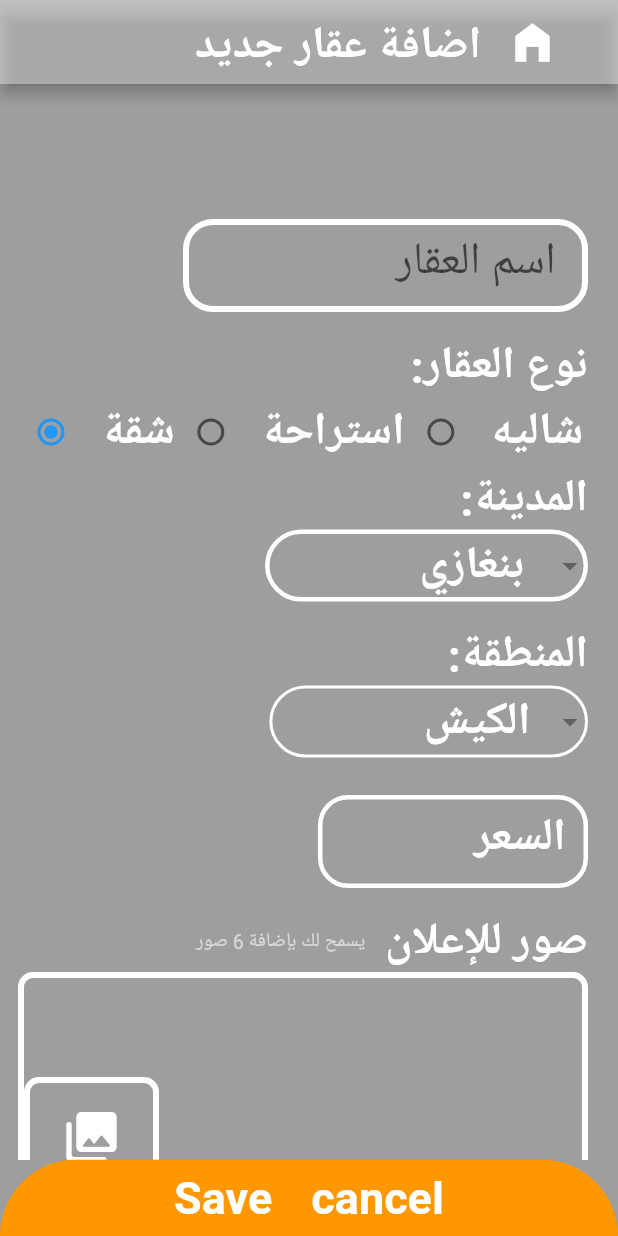
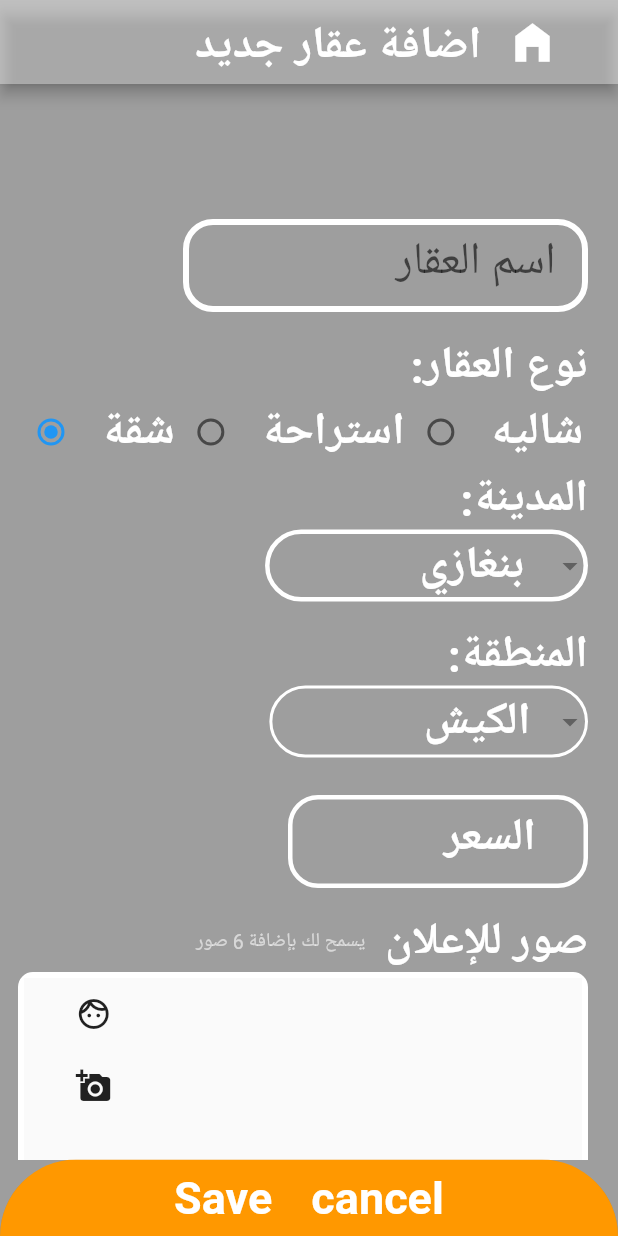
Before and after one commit to nongtr/Lyland, a Flutter app: the addProberty screen opened by its route, after a tap on "Save", after a tap on the "add" icon, on a phone screen of 412 x 824 dp. Run offline on Flutter 3.47's test engine with Material 2 defaults, Android fonts, the phone set to English and light mode, and no system bars; our stand-ins replace cloud_firestore, firebase_auth, firebase_core, firebase_storage, image_picker, table_calendar; accounts and stored records are empty; network calls fail.

Commit message:
photo function

```diff
--- /dev/null
+++ b/lib/Screens/PO/add_probertyImages.dart
@@ -0,0 +1,93 @@
+import 'package:cloud_firestore/cloud_firestore.dart';
+import 'package:flutter/material.dart';
+import 'package:image_picker/image_picker.dart';
+import 'package:firebase_storage/firebase_storage.dart' as firebase_storage;
+import 'package:path/path.dart ' as path;
+import 'dart:io';
+
+class AddImage extends StatefulWidget {
+  AddImage({
+    Key? key,
+  }) : super(
+          key: key,
+        );
+
+  @override
+  State<AddImage> createState() => _AddImageState();
+}
+
+class _AddImageState extends State<AddImage> {
+  // reference for firebase storage
+  late CollectionReference imgRef;
+  late firebase_storage.Reference ref;
+
+  final List<File> image = [];
+  final picker = ImagePicker();
+  AddImage() {
+    this.image;
+  }
+
+  @override
+  Widget build(BuildContext context) {
+    return Scaffold(
+      body: GridView.builder(
+          itemCount: image.length + 1,
+          gridDelegate:
+              SliverGridDelegateWithFixedCrossAxisCount(crossAxisCount: 4),
+          itemBuilder: (context, index) {
+            return index == 0
+                ? Column(
+                    children: [
+                      IconButton(
+                          onPressed: () {
+                            uploadFile();
+                          },
+                          icon: Icon(Icons.face_outlined)),
+                      IconButton(
+                          onPressed: () {
+                            chooseImage();
+                          },
+                          icon: Icon(Icons.add_a_photo)),
+                    ],
+                  )
+                : Container(
+                    margin: EdgeInsets.all(2),
+                    decoration: BoxDecoration(
+                        image: DecorationImage(
+                            image: FileImage(image[index - 1]),
+                            fit: BoxFit.cover)),
+                  );
+          }),
+    );
+  }
+
+  Future chooseImage() async {
+    final pickedFile = await picker.pickImage(source: ImageSource.gallery);
+    setState(() {
+      if (pickedFile != null) {
+        image.add(File(pickedFile.path));
+      }
+    });
+  }
+
+  Future uploadFile() async {
+    for (var img in image) {
+      ref = firebase_storage.FirebaseStorage.instance
+          // create reference for every image in image list
+          .ref()
+          .child('images/${path.basename(img.path)}');
+      // then we gonna make that image have that reference
+      await ref.putFile(img).whenComplete(() async {
+        await ref.getDownloadURL().then((value) {
+          imgRef.add({'url': value});
+        });
+      });
+    }
+  }
+
+  @override
+  void initState() {
+    super.initState();
+    imgRef = FirebaseFirestore.instance.collection('imageURls');
+  }
+}
--- a/lib/Screens/PO/add_proberty_screen.dart
+++ b/lib/Screens/PO/add_proberty_screen.dart
@@ -5,6 +5,9 @@ import 'package:flutter/material.dart';
 import 'package:lyland/constants.dart';
 import 'package:image_picker/image_picker.dart';
 import 'package:firebase_storage/firebase_storage.dart';
+import 'add_probertyImages.dart';
+import 'package:firebase_storage/firebase_storage.dart' as firebase_storage;
+import 'package:path/path.dart ' as path;
 
 class addProberty extends StatefulWidget {
   const addProberty({Key? key}) : super(key: key);
@@ -14,7 +17,12 @@ class addProberty extends StatefulWidget {
 }
 
 class _addProbertyState extends State<addProberty> {
-  final _auth= FirebaseAuth.instance;
+  final _auth = FirebaseAuth.instance;
+
+  late CollectionReference imgRef;
+  late firebase_storage.Reference ref;
+
+  late final List<File> _image;
 
   List<String> _cityList = ['بنغازي', 'طرابلس'];
   String? _selectedCity = 'بنغازي';
@@ -22,10 +30,10 @@ class _addProbertyState extends State<addProberty> {
   String? _selectedArea = 'الكيش';
   final _mainLableControler = TextEditingController();
   final _priceControler = TextEditingController();
+  final _descriptionController = TextEditingController();
   int _probertyType = 1;
 
-String imageUrl='';
-
+  String imageUrl = '';
 
   @override
   Widget build(BuildContext context) {
@@ -240,49 +248,43 @@ String imageUrl='';
                       Column(
                         children: [],
                       ),
-                  Container(
-                      decoration: BoxDecoration(
-                          borderRadius: BorderRadius.all(Radius.circular(10)),
-                          color: Colors.white.withOpacity(0),
-                          border: Border.all(width: 4, color: Colors.white)),
-                      width: 90,
-                      height: 80,
-                      child: IconButton(
-                          onPressed: () async {
-                            ImagePicker imagePicker = ImagePicker();
-                            XFile? file = await imagePicker.pickImage(
-                                source: ImageSource.gallery);
-                            // note :file cannot be null =>
-
-                            print('${file?.path}');
-
-                            String uniqueFileName =
-                            DateTime.now().microsecondsSinceEpoch.toString();
-                            //reference to storage root
-                            Reference referenceRoot = FirebaseStorage.instance.ref();
-                            Reference referenceDirImage = referenceRoot.child('images');
-
-                            //create a reference for the image to be stored
-                            Reference referenceImageToUpload =
-                            referenceDirImage.child(uniqueFileName);
-
-                            await referenceImageToUpload.putFile(File(file!.path));
-
-                             imageUrl= await referenceImageToUpload.getDownloadURL().toString();
-
-
-                          },
-                          icon: Icon(
-                            Icons.photo_library_rounded,
-                            size: 40,
-                            color: Colors.white,
-                          ))),
+                      Expanded(
+                        child: AddImage(),
+                        flex: 2,
+                      )
                     ],
                   ),
                 ),
                 SizedBox(
+                  height: 30,
+                ),
+                Text(
+                  ':وصف العقار ',
+                  style: kTitleTextStyle,
+                ),
+                Container(
+                  width: 370,
+                  height: 111,
+                  decoration: BoxDecoration(
+                    color: Colors.red.withOpacity(0),
+                    border: Border.all(width: 4, color: Colors.white),
+                    borderRadius: BorderRadius.all(Radius.circular(10)),
+                  ),
+                  child: Padding(
+                    padding: const EdgeInsets.all(8.0),
+                    child: TextField(
+                      controller: _descriptionController,
+                      decoration: InputDecoration(
+                        border: InputBorder.none,
+                        hintText:
+                            '                                                                 اكتب هنا  ',
+                      ),
+                    ),
+                  ),
+                ),
+                SizedBox(
                   height: 20,
-                )
+                ),
               ],
             ),
           ),
@@ -299,7 +301,10 @@ String imageUrl='';
               children: [
                 TextButton(
                     onPressed: () {
+                      uploadFile2();
+
                       sendPostInfoToDataBase();
+
                       Navigator.of(context)
                           .pushReplacementNamed('POwnerScreen');
                     },
@@ -324,39 +329,35 @@ String imageUrl='';
           ),
         ));
   }
-  sendPostInfoToDataBase(){
-    FirebaseFirestore firebaseFirestore= FirebaseFirestore.instance;
-    var user =_auth.currentUser;
-    CollectionReference reference= FirebaseFirestore.instance.collection('posts');
-    reference.doc(user!.uid).set({
-      'mainLable':_mainLableControler.text,
-      'city':_selectedCity,
-      'price':_priceControler.text,
-      'image': imageUrl
+
+  Future uploadFile2() async {
+    for (var img in _image) {
+      ref = firebase_storage.FirebaseStorage.instance
+          // create reference for every image in image list
+          .ref()
+          .child('images/${path.basename(img.path)}');
+      // then we gonna make that image have that reference
+      await ref.putFile(img).whenComplete(() async {
+        await ref.getDownloadURL().then((value) {
+          imgRef.add({'url': value});
+        });
       });
     }
   }
 
-
-
-class ImageContainer extends StatelessWidget {
-  const ImageContainer({
-    Key? key,
-  }) : super(key: key);
-
-  @override
-  Widget build(BuildContext context) {
-    return Container(
-      margin: EdgeInsets.only(left: 4, right: 2, top: 20),
-      width: 80,
-      height: 80,
-      child: Image(
-        image: AssetImage(
-          'images/1012111.jpg',
-        ),
-        fit: BoxFit.fill,
-      ),
-    );
+// data sender //
+  sendPostInfoToDataBase() {
+    FirebaseFirestore firebaseFirestore = FirebaseFirestore.instance;
+    var user = _auth.currentUser;
+    CollectionReference reference =
+        FirebaseFirestore.instance.collection('posts');
+    reference.doc(user!.uid).set({
+      'mainLable': _mainLableControler.text,
+      'city': _selectedCity,
+      'price': _priceControler.text,
+      'description': _descriptionController.text,
+      'image': imageUrl
+    });
   }
 }
 
@@ -372,7 +373,7 @@ class priceNumber extends StatelessWidget {
   @override
   Widget build(BuildContext context) {
     return Container(
-      width: 180,
+      width: 200,
       child: TextField(
         controller: _priceControler,
         decoration: const InputDecoration(
@@ -397,6 +398,7 @@ class priceNumber extends StatelessWidget {
   }
 }
 
+// class ImageContainer extends StatelessWidget {
 class titleName extends StatelessWidget {
   const titleName({
     Key? key,
--- a/lib/main.dart
+++ b/lib/main.dart
@@ -18,7 +18,7 @@ class LyLand extends StatelessWidget {
   Widget build(BuildContext context) {
     return MaterialApp(
       routes: {
-        '/': (context) =>  const login_screen(),
+        '/': (context) => const login_screen(),
         'signUpScreen': (context) => const SignUpScreen(),
         'AuthScreen': (context) => const Auth(),
         'customerScreen': (context) => const Customer_Screen(),
--- a/pubspec.yaml
+++ b/pubspec.yaml
@@ -19,7 +19,7 @@ dependencies:
   firebase_auth: ^4.4.0
   cloud_firestore: ^4.5.0
   table_calendar: ^3.0.6
-  image_picker: ^0.8.7
+  image_picker: ^0.8.7+5
   firebase_storage: ^11.1.0
 
 
```
Also changed, not shown: lib/Screens/login_screen.dart (+7 -35 lines), lib/Screens/signup_screen.dart (+2 -30 lines), pubspec.lock, 1 other file. Lines whose indentation alone changed are shown as unchanged.
